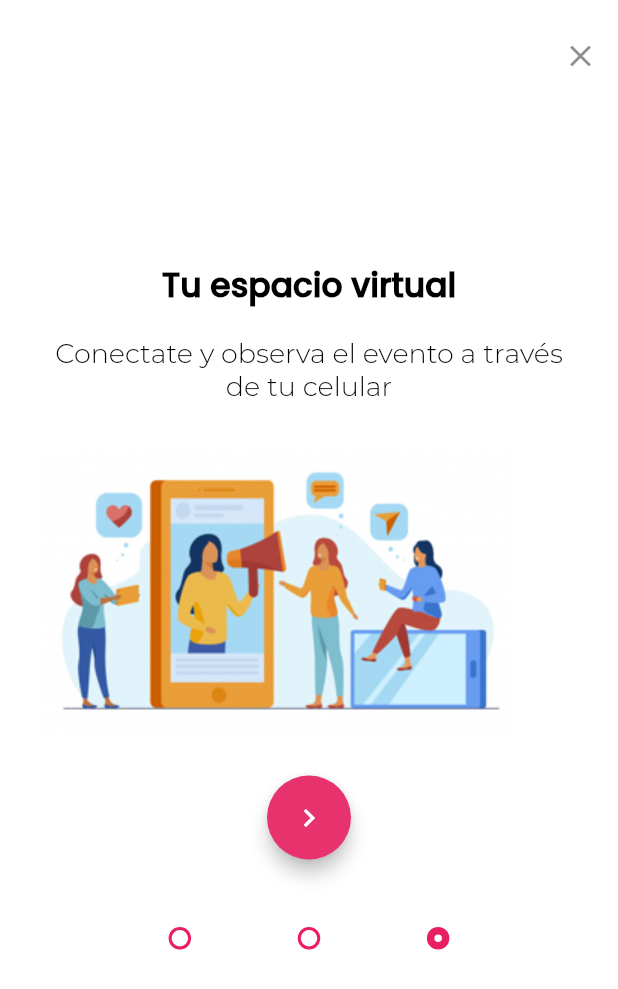
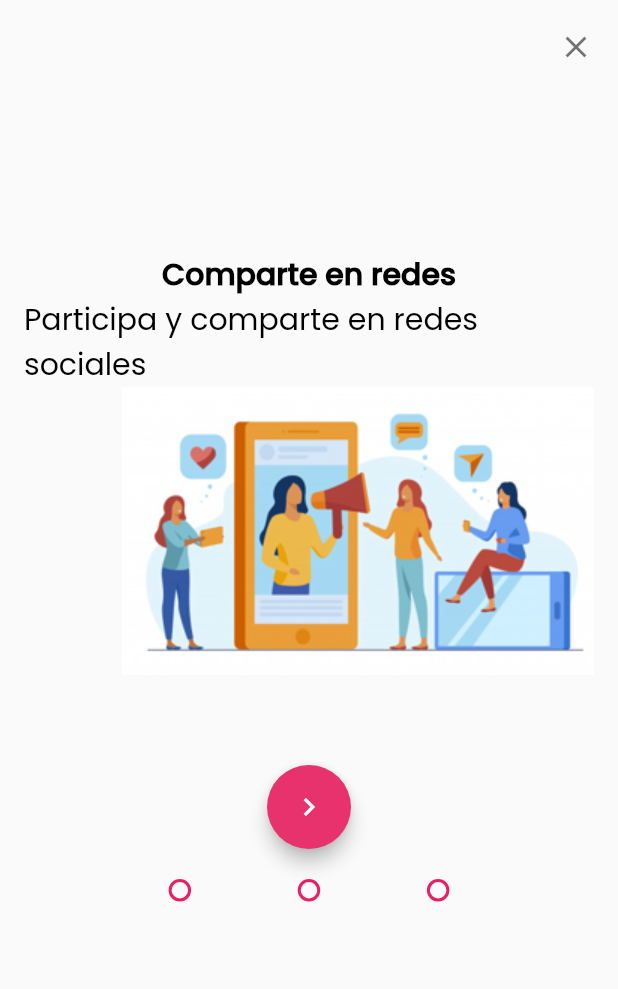
Before and after one commit to sdtorresl/icfesapp, a Flutter app: the screen it shows after launch, swiped to page 4, on a phone screen of 412 x 824 dp. Shown: the top 989 px of the screen. Run offline on Flutter 3.47's test engine with Material 2 defaults, Android fonts, the light colour scheme and no system bars; drawn by our look-alikes of carousel_slider; our stand-ins replace cached_network_image, flutter_countdown_timer, font_awesome_flutter; missing offline and left inert: vimeoplayer; project files that could hold a hidden picture were left out.

Commit message:
change mistakes

```diff
--- a/lib/common/expansion_card.dart
+++ b/lib/common/expansion_card.dart
@@ -69,7 +69,9 @@
       initiallyExpanded: _expanded,
     );
     return Card(
-      shape: RoundedRectangleBorder(borderRadius: BorderRadius.circular(10)),
+      shape: RoundedRectangleBorder(
+        borderRadius: BorderRadius.circular(10),
+      ),
       elevation: 2.0,
       child: Padding(
         padding: EdgeInsets.symmetric(vertical: 10, horizontal: 15),
--- a/lib/common/onboarding1.dart
+++ b/lib/common/onboarding1.dart
@@ -1,76 +1,55 @@
 import 'package:flutter/material.dart';
 
-class Onboarding1 extends StatelessWidget {
-  const Onboarding1({Key key}) : super(key: key);
+class Onboarding extends StatelessWidget {
+  final IconData icon;
+  final String title;
+  final String description;
+  final String picture;
 
+  const Onboarding({
+    Key key,
+    @required this.icon,
+    @required this.title,
+    @required this.description,
+    @required this.picture,
+  }) : super(key: key);
+
+  @override
   Widget build(BuildContext context) {
     return Container(
-      decoration: BoxDecoration(color: Colors.white),
-      padding: EdgeInsets.all(25),
-      child: Column(
-        crossAxisAlignment: CrossAxisAlignment.start,
+      child: ListTile(
+        title: Column(
+          crossAxisAlignment: CrossAxisAlignment.end,
+          mainAxisAlignment: MainAxisAlignment.start,
           children: <Widget>[
-          _iconExit(context),
-          SizedBox(height: 125),
-          _onboardingTitle(context),
-          SizedBox(height: 18),
-          _descriptionContent(context),
-          SizedBox(height: 28),
-          _imageContent(context),
-          SizedBox(height: 28),
-          _lessButton(),
-          SizedBox(height: 35),
-          _lessPoint(context),
-        ],
-      ),
-    );
-  }
-}
-
-Widget _iconExit(context) {
-  return Container(
+            SizedBox(height: 15),
+            Container(
               padding: EdgeInsets.only(left: 350),
               child: Icon(
-      Icons.clear,
-      color: Colors.black45,
-    ),
-  );
-}
-
-Widget _onboardingTitle(context) {
-  return Container(
-    child: Center(
-      child: Text(
-        'Consulta todo sobre el evento',
-        textAlign: TextAlign.left,
-        style:
-            Theme.of(context).textTheme.headline1.copyWith(color: Colors.black),
+                this.icon,
+                color: Colors.black54,
               ),
             ),
-  );
-}
-
-Widget _descriptionContent(context) {
-  return Container(
-    child: Center(
+            SizedBox(height: 125),
+            Center(
               child: Text(
-        'Disfruta de la nueva plataforma que te  ayudara a crecer',
-        textAlign: TextAlign.center,
-        style:
-            Theme.of(context).textTheme.bodyText1.copyWith(color: Colors.black),
+                this.title,
+                style: Theme.of(context)
+                    .textTheme
+                    .headline2
+                    .copyWith(color: Colors.black),
               ),
             ),
-  );
-}
-
-Widget _imageContent(context) {
-  return Container(
-    child: Image.asset("assets/img/Bitmap.png"),
-  );
-}
-
-Widget _lessButton() {
-  return Container(
+            Text(
+              this.description,
+              style: Theme.of(context)
+                  .textTheme
+                  .headline3
+                  .copyWith(color: Colors.black),
+            ),
+            Image.asset(this.picture),
+            SizedBox(height: 60),
+            Container(
               width: 400,
               margin: EdgeInsets.only(bottom: 10),
               child: FloatingActionButton(
@@ -81,11 +60,9 @@
                 ),
                 onPressed: () {},
               ),
-  );
-}
-
-Widget _lessPoint(context) {
-  return Center(
+            ),
+            SizedBox(height: 10),
+            Center(
               child: Container(
                 width: MediaQuery.of(context).size.width * 0.6,
                 child: Row(
@@ -97,7 +74,7 @@
                       width: 75,
                       decoration: BoxDecoration(
                         shape: BoxShape.circle,
-              border: Border.all(color: Colors.pink, width: 10),
+                        border: Border.all(color: Colors.pink, width: 2),
                       ),
                     ),
                     Container(
@@ -119,5 +96,10 @@
                   ],
                 ),
               ),
+            ),
+          ],
+        ),
+      ),
     );
   }
+}
--- a/lib/common/onboarding2.dart
+++ /dev/null
@@ -1,123 +0,0 @@
-import 'package:flutter/material.dart';
-
-class Onboarding2 extends StatelessWidget {
-  const Onboarding2({Key key}) : super(key: key);
-
-  Widget build(BuildContext context) {
-    return Container(
-      decoration: BoxDecoration(color: Colors.white),
-      padding: EdgeInsets.all(25),
-      child: Column(
-        crossAxisAlignment: CrossAxisAlignment.start,
-        children: <Widget>[
-          _iconExit(context),
-          SizedBox(height: 125),
-          _onboardingTitle(context),
-          SizedBox(height: 18),
-          _descriptionContent(context),
-          SizedBox(height: 50),
-          _imageContent(context),
-          SizedBox(height: 28),
-          _lessButton(),
-          SizedBox(height: 35),
-          _lessPoint(context)
-        ],
-      ),
-    );
-  }
-}
-
-Widget _iconExit(context) {
-  return Container(
-    padding: EdgeInsets.only(left: 350),
-    child: Icon(
-      Icons.clear,
-      color: Colors.black45,
-    ),
-  );
-}
-
-Widget _onboardingTitle(context) {
-  return Container(
-    child: Center(
-      child: Text(
-        'Comparte en redes',
-        textAlign: TextAlign.left,
-        style:
-            Theme.of(context).textTheme.headline1.copyWith(color: Colors.black),
-      ),
-    ),
-  );
-}
-
-Widget _descriptionContent(context) {
-  return Container(
-    child: Center(
-      child: Text(
-        'Participa y comparte en redes sociales',
-        textAlign: TextAlign.center,
-        style:
-            Theme.of(context).textTheme.bodyText1.copyWith(color: Colors.black),
-      ),
-    ),
-  );
-}
-
-Widget _imageContent(context) {
-  return Container(
-    child: Image.asset("assets/img/Bitmap2.png"),
-  );
-}
-
-Widget _lessButton() {
-  return Container(
-    width: 400,
-    margin: EdgeInsets.only(bottom: 10),
-    child: FloatingActionButton(
-      elevation: 5.0,
-      child: Icon(
-        Icons.navigate_next,
-        color: Colors.white,
-      ),
-      onPressed: () {},
-    ),
-  );
-}
-
-Widget _lessPoint(context) {
-  return Center(
-    child: Container(
-      width: MediaQuery.of(context).size.width * 0.6,
-      child: Row(
-        crossAxisAlignment: CrossAxisAlignment.start,
-        mainAxisAlignment: MainAxisAlignment.spaceBetween,
-        children: <Widget>[
-          Container(
-            height: 15,
-            width: 75,
-            decoration: BoxDecoration(
-              shape: BoxShape.circle,
-              border: Border.all(color: Colors.pink, width: 2),
-            ),
-          ),
-          Container(
-            height: 15,
-            width: 75,
-            decoration: BoxDecoration(
-              shape: BoxShape.circle,
-              border: Border.all(color: Colors.pink, width: 10),
-            ),
-          ),
-          Container(
-            height: 15,
-            width: 75,
-            decoration: BoxDecoration(
-              shape: BoxShape.circle,
-              border: Border.all(color: Colors.pink, width: 2),
-            ),
-          ),
-        ],
-      ),
-    ),
-  );
-}
--- a/lib/common/onboarding3.dart
+++ /dev/null
@@ -1,125 +0,0 @@
-import 'package:flutter/material.dart';
-
-class Onboarding3 extends StatelessWidget {
-  const Onboarding3({Key key}) : super(key: key);
-
-  Widget build(BuildContext context) {
-    return Container(
-      decoration: BoxDecoration(color: Colors.white),
-      padding: EdgeInsets.all(25),
-      child: Column(
-        crossAxisAlignment: CrossAxisAlignment.start,
-        children: <Widget>[
-          _iconExit(context),
-          SizedBox(height: 125),
-          _onboardingTitle(context),
-          SizedBox(height: 18),
-          _descriptionContent(context),
-          SizedBox(height: 28),
-          _imageContent(context),
-          SizedBox(height: 28),
-          _lessButton(),
-          SizedBox(height: 35),
-          _lessPoint(context),
-        ],
-      ),
-    );
-  }
-}
-
-Widget _iconExit(context) {
-  return Container(
-    padding: EdgeInsets.only(left: 350),
-    child: Icon(
-      Icons.clear,
-      color: Colors.black45,
-    ),
-  );
-}
-
-Widget _onboardingTitle(context) {
-  return Container(
-    child: Center(
-      child: Text(
-        'Tu espacio virtual',
-        textAlign: TextAlign.left,
-        style:
-            Theme.of(context).textTheme.headline1.copyWith(color: Colors.black),
-      ),
-    ),
-  );
-}
-
-Widget _descriptionContent(context) {
-  return Container(
-    child: Center(
-      child: Text(
-        'Conectate y observa el evento a través de tu celular',
-        textAlign: TextAlign.center,
-        style:
-            Theme.of(context).textTheme.bodyText1.copyWith(color: Colors.black),
-      ),
-    ),
-  );
-}
-
-Widget _imageContent(context) {
-  return Container(
-    child: Image.asset("assets/img/Bitmap3.png"),
-  );
-}
-
-Widget _lessButton() {
-  return Container(
-    width: 400,
-    margin: EdgeInsets.only(bottom: 10),
-    child: FloatingActionButton(
-      elevation: 5.0,
-      child: Center(
-        child: Icon(
-          Icons.navigate_next,
-          color: Colors.white,
-        ),
-      ),
-      onPressed: () {},
-    ),
-  );
-}
-
-Widget _lessPoint(context) {
-  return Center(
-    child: Container(
-      width: MediaQuery.of(context).size.width * 0.6,
-      child: Row(
-        crossAxisAlignment: CrossAxisAlignment.start,
-        mainAxisAlignment: MainAxisAlignment.spaceBetween,
-        children: <Widget>[
-          Container(
-            height: 15,
-            width: 75,
-            decoration: BoxDecoration(
-              shape: BoxShape.circle,
-              border: Border.all(color: Colors.pink, width: 2),
-            ),
-          ),
-          Container(
-            height: 15,
-            width: 75,
-            decoration: BoxDecoration(
-              shape: BoxShape.circle,
-              border: Border.all(color: Colors.pink, width: 2),
-            ),
-          ),
-          Container(
-            height: 15,
-            width: 75,
-            decoration: BoxDecoration(
-              shape: BoxShape.circle,
-              border: Border.all(color: Colors.pink, width: 10),
-            ),
-          ),
-        ],
-      ),
-    ),
-  );
-}
--- a/lib/pages/onboarding_page.dart
+++ b/lib/pages/onboarding_page.dart
@@ -1,7 +1,5 @@
 import 'package:icfesapp/common/onboarding1.dart';
-import 'package:icfesapp/common/onboarding2.dart';
 import 'package:flutter/material.dart';
-import 'package:icfesapp/common/onboarding3.dart';
 import 'package:carousel_slider/carousel_slider.dart';
 
 class OnboardingPage extends StatelessWidget {
@@ -19,10 +17,28 @@
               // autoPlay: false,
             ),
             items: [
-                Onboarding1(),
-                Onboarding2(),
-                Onboarding3(),
-              ]);
+              Onboarding(
+                icon: Icons.clear,
+                title: 'Consulta todo sobre el evento',
+                description:
+                    'Disfruta de la nueva plataforma que te ayudara a crecer',
+                picture: 'assets/img/Bitmap.png',
+              ),
+              Onboarding(
+                icon: Icons.clear,
+                title: 'Tu espacio virtual',
+                description:
+                    'Conectate y observa el evento a través de tu celular',
+                picture: 'assets/img/Bitmap2.png',
+              ),
+              Onboarding(
+                icon: Icons.clear,
+                title: 'Comparte en redes',
+                description: 'Participa y comparte en redes sociales',
+                picture: 'assets/img/Bitmap3.png',
+              ),
+            ],
+          );
         },
       ),
     );
```
Also changed, not shown: lib/common/document_download.dart (+19 -9 lines), lib/common/fab_bottom_app_bar.dart (+9 -4 lines), lib/common/poster_desing.dart (+9 -3 lines), lib/common/rooms_dropdown.dart (+14 -7 lines), 2 other files. Lines whose indentation alone changed are shown as unchanged.
